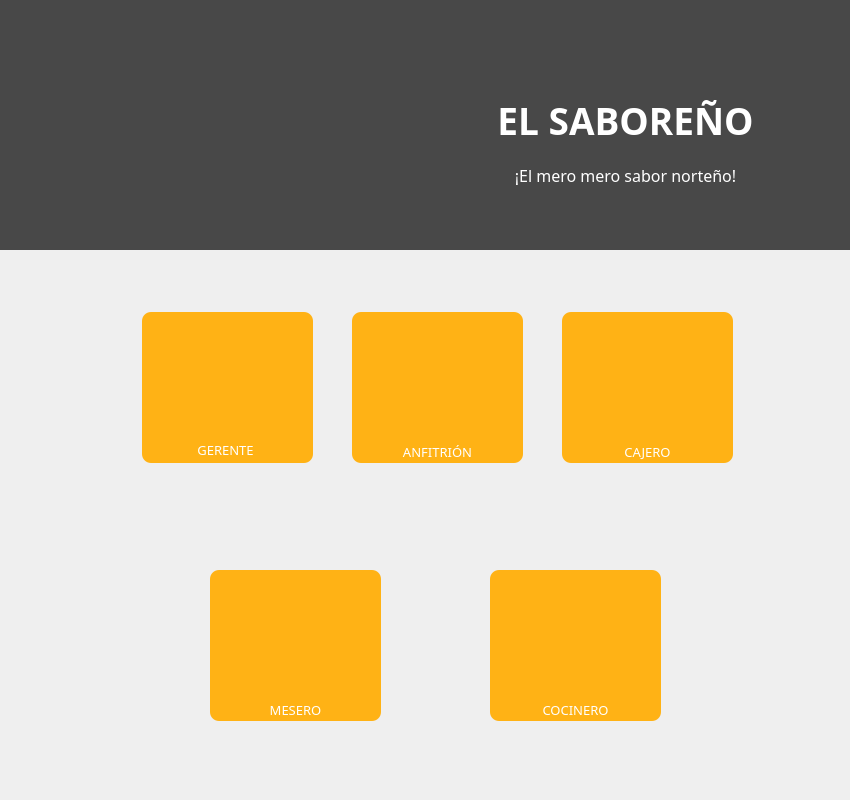
Qt form mainwindow.ui (DanielPerMon/proyectoSaboreno) before a commit.
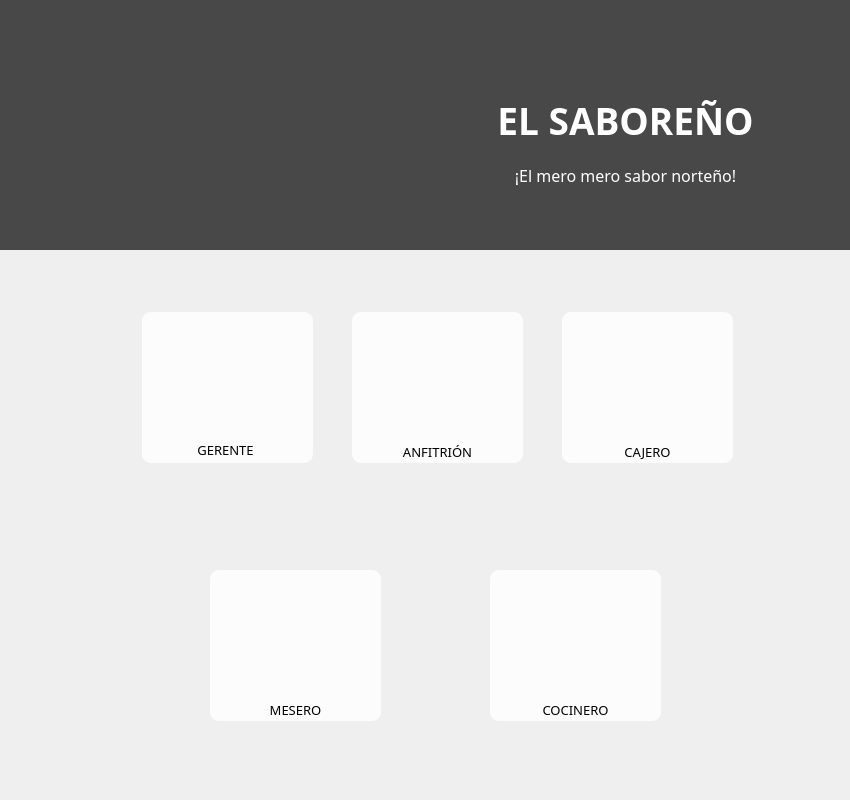
The same form after that commit. The open tabs and pages were chosen to show the change. Icons and pictures are not drawn.

Diff of the .ui file:
```diff
--- a/mainwindow.ui
+++ b/mainwindow.ui
@@ -140,7 +140,7 @@
        </property>
        <property name="styleSheet">
         <string notr="true">#i_gerente_pushButton{
-	background-color: rgb(255, 178, 21);
+	background-color: rgba(255, 255, 255,200);
 border-radius: 9px;
 }
 </string>
@@ -170,7 +170,7 @@
        </property>
        <property name="styleSheet">
         <string notr="true">#i_anfitrion_pushButton{
-	background-color: rgb(255, 178, 21);
+	background-color: rgba(255, 255, 255,200);
 border-radius: 9px;
 }
 </string>
@@ -200,7 +200,7 @@
        </property>
        <property name="styleSheet">
         <string notr="true">#i_cajero_pushButton{
-	background-color: rgb(255, 178, 21);
+	background-color: rgba(255, 255, 255,200);
 border-radius: 9px;
 }
 </string>
@@ -230,7 +230,7 @@
        </property>
        <property name="styleSheet">
         <string notr="true">#i_cocinero_pushButton{
-	background-color: rgb(255, 178, 21);
+	background-color: rgba(255, 255, 255,200);
 border-radius: 9px;
 }
 </string>
@@ -260,7 +260,7 @@
        </property>
        <property name="styleSheet">
         <string notr="true">#i_mesero_pushButton{
-background-color: rgb(255, 178, 21);
+background-color: rgba(255, 255, 255,200);
 border-radius: 9px;
 }
 </string>
@@ -295,7 +295,7 @@
         </font>
        </property>
        <property name="styleSheet">
-        <string notr="true">color: rgb(255, 255, 255);</string>
+        <string notr="true">color: rgb(0, 0, 0);</string>
        </property>
        <property name="text">
         <string>GERENTE</string>
@@ -320,7 +320,7 @@
         </font>
        </property>
        <property name="styleSheet">
-        <string notr="true">color: rgb(255, 255, 255);</string>
+        <string notr="true">color: rgb(0, 0, 0);</string>
        </property>
        <property name="text">
         <string>ANFITRIÓN</string>
@@ -345,7 +345,7 @@
         </font>
        </property>
        <property name="styleSheet">
-        <string notr="true">color: rgb(255, 255, 255);</string>
+        <string notr="true">color: rgb(0, 0, 0);</string>
        </property>
        <property name="text">
         <string>CAJERO</string>
@@ -370,7 +370,7 @@
         </font>
        </property>
        <property name="styleSheet">
-        <string notr="true">color: rgb(255, 255, 255);</string>
+        <string notr="true">color: rgb(0, 0, 0);</string>
        </property>
        <property name="text">
         <string>MESERO</string>
@@ -395,7 +395,7 @@
         </font>
        </property>
        <property name="styleSheet">
-        <string notr="true">color: rgb(255, 255, 255);</string>
+        <string notr="true">color: rgb(0, 0, 0);</string>
        </property>
        <property name="text">
         <string>COCINERO</string>
```
Left out of the diff: 4 changed lines with no effect on the pictures.
